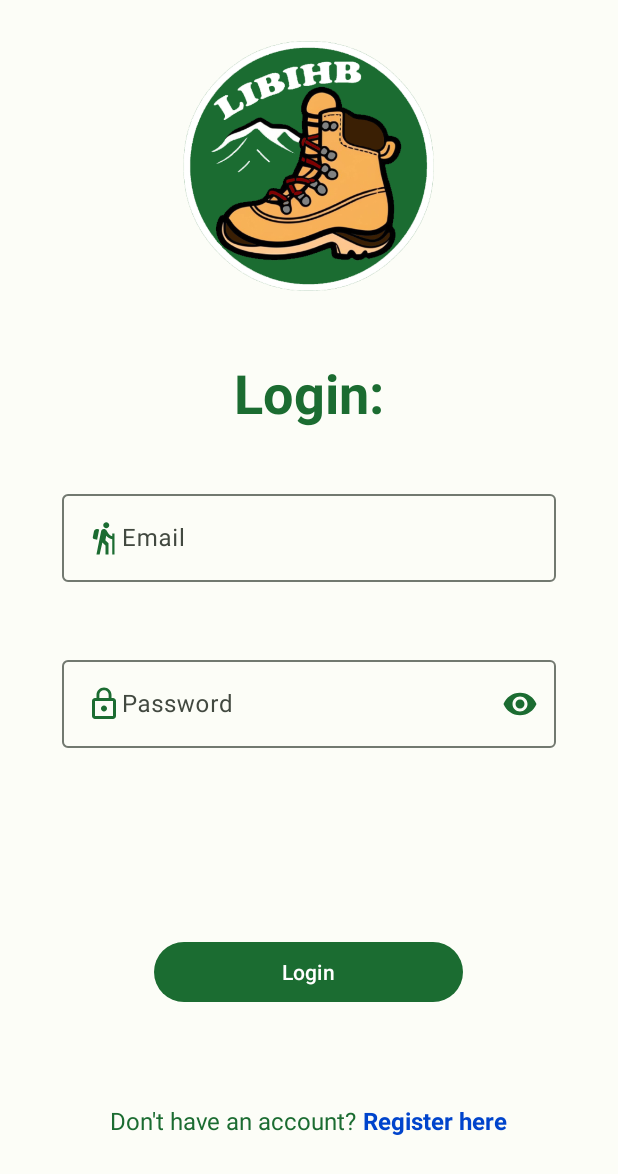
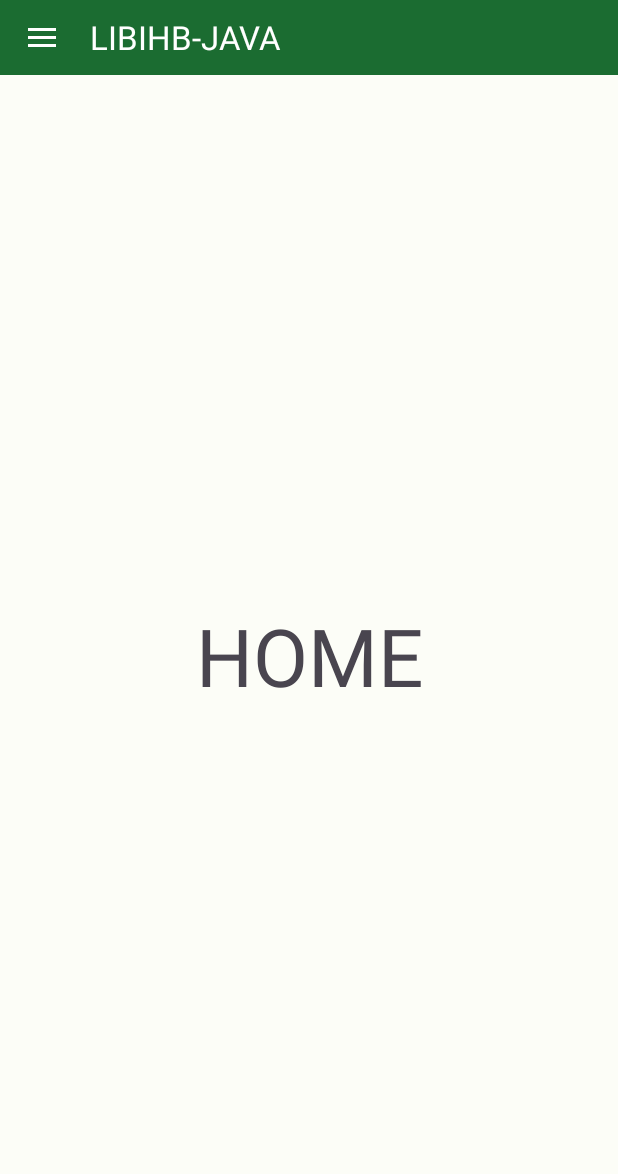
Before and after one commit to SergiuDornea/LIBIHB-JAVA-TravelMemoriesApp, an Android app: the screen it shows after launch (MainActivity), on a phone screen of 412 x 824 dp. Shown: the top 1174 px of the screen. Run offline under Robolectric (Android 15) with nearby library versions, the phone set to English and light mode, and no system bars; our stand-ins replace navigation-ui.

Commit message:
nav_drawer working

```diff
--- a/app/src/main/java/com/sergiu/libihb_java/presentation/activity/MainActivity.java
+++ b/app/src/main/java/com/sergiu/libihb_java/presentation/activity/MainActivity.java
@@ -1,17 +1,77 @@
 package com.sergiu.libihb_java.presentation.activity;
 
 import android.os.Bundle;
+import android.view.MenuItem;
 
+import androidx.annotation.NonNull;
+import androidx.appcompat.app.ActionBarDrawerToggle;
 import androidx.appcompat.app.AppCompatActivity;
+import androidx.core.view.GravityCompat;
+import androidx.drawerlayout.widget.DrawerLayout;
+import androidx.navigation.NavController;
+import androidx.navigation.fragment.NavHostFragment;
+import androidx.navigation.ui.NavigationUI;
 
+import com.google.android.material.navigation.NavigationView;
 import com.sergiu.libihb_java.R;
+import com.sergiu.libihb_java.databinding.ActivityMainBinding;
 
 
-public class MainActivity extends AppCompatActivity {
+public class MainActivity extends AppCompatActivity implements NavigationView.OnNavigationItemSelectedListener {
+    private ActivityMainBinding binding;
+    private DrawerLayout drawerLayout;
+    private NavController navController;
 
     @Override
     protected void onCreate(Bundle savedInstanceState) {
         super.onCreate(savedInstanceState);
-        setContentView(R.layout.activity_main);
+        binding = ActivityMainBinding.inflate(getLayoutInflater());
+        setContentView(binding.getRoot());
+
+        initUI();
+
+        setupNavigation();
+    }
+
+    private void initUI() {
+        drawerLayout = binding.fragmentContainerViewMain;
+        setSupportActionBar(binding.toolbar);
+    }
+
+    private void setupNavigation() {
+        NavHostFragment navHostFragment = (NavHostFragment) getSupportFragmentManager().findFragmentById(R.id.nav_host_fragment);
+        assert navHostFragment != null;
+        navController = navHostFragment.getNavController();
+
+        NavigationView navigationView = binding.navView;
+        ActionBarDrawerToggle actionBarDrawerToggle = new ActionBarDrawerToggle(this, drawerLayout, binding.toolbar, R.string.nav_open, R.string.nav_close);
+        drawerLayout.addDrawerListener(actionBarDrawerToggle);
+        actionBarDrawerToggle.syncState();
+
+        NavigationUI.setupWithNavController(navigationView, navController);
+        navigationView.setNavigationItemSelectedListener(this);
+    }
+
+    @Override
+    public boolean onNavigationItemSelected(@NonNull MenuItem item) {
+         int id = item.getItemId();
+         if (id == R.id.mainFragment) {
+            navController.navigate(R.id.mainFragment);
+             drawerLayout.closeDrawer(GravityCompat.START);
+         }
+        if (id == R.id.shareFragment) {
+            navController.navigate(R.id.shareFragment);
+            drawerLayout.closeDrawer(GravityCompat.START);
+        }
+        return false;
+    }
+
+    @Override
+    public void onBackPressed() {
+        if (drawerLayout.isDrawerOpen(GravityCompat.START)) {
+            drawerLayout.closeDrawer(GravityCompat.START);
+        } else {
+            super.onBackPressed();
+        }
     }
 }
--- a/app/src/main/res/layout/activity_main.xml
+++ b/app/src/main/res/layout/activity_main.xml
@@ -1,15 +1,45 @@
 <?xml version="1.0" encoding="utf-8"?>
-<FrameLayout xmlns:android="http://schemas.android.com/apk/res/android"
+<androidx.drawerlayout.widget.DrawerLayout xmlns:android="http://schemas.android.com/apk/res/android"
     xmlns:app="http://schemas.android.com/apk/res-auto"
+    xmlns:tools="http://schemas.android.com/tools"
     android:id="@+id/fragment_container_view_main"
     android:layout_width="match_parent"
     android:layout_height="match_parent">
 
-    <androidx.fragment.app.FragmentContainerView
-        android:id="@+id/nav_host_fragment"
-        android:name="androidx.navigation.fragment.NavHostFragment"
+    <androidx.constraintlayout.widget.ConstraintLayout
         android:layout_width="match_parent"
+        android:layout_height="match_parent">
+
+        <androidx.appcompat.widget.Toolbar
+            android:id="@+id/toolbar"
+            android:layout_width="match_parent"
+            android:layout_height="50dp"
+            android:background="@color/md_theme_light_primary"
+            android:theme="@style/ThemeOverlay.AppCompat.Dark.ActionBar"
+            app:layout_constraintStart_toStartOf="parent"
+            app:layout_constraintTop_toTopOf="parent"
+            app:popupTheme="@style/ThemeOverlay.AppCompat.Light" />
+
+        <androidx.fragment.app.FragmentContainerView
+            android:id="@+id/nav_host_fragment"
+            android:name="androidx.navigation.fragment.NavHostFragment"
+            android:layout_width="match_parent"
+            android:layout_height="0dp"
+            app:defaultNavHost="true"
+            app:layout_constraintBottom_toBottomOf="parent"
+            app:layout_constraintTop_toBottomOf="@id/toolbar"
+            app:layout_constraintVertical_bias="0.0"
+            app:navGraph="@navigation/nav"
+            tools:layout_editor_absoluteX="0dp" />
+
+    </androidx.constraintlayout.widget.ConstraintLayout>
+
+    <com.google.android.material.navigation.NavigationView
+        android:id="@+id/nav_view"
+        android:layout_width="wrap_content"
         android:layout_height="match_parent"
-        app:navGraph="@navigation/nav" />
+        android:layout_gravity="start"
+        app:headerLayout="@layout/nav_header"
+        app:menu="@menu/nav_drawer" />
 
-</FrameLayout>
+</androidx.drawerlayout.widget.DrawerLayout>
--- a/app/src/main/res/layout/fragment_home.xml
+++ b/app/src/main/res/layout/fragment_home.xml
@@ -1,14 +1,19 @@
 <?xml version="1.0" encoding="utf-8"?>
-<FrameLayout xmlns:android="http://schemas.android.com/apk/res/android"
+<androidx.constraintlayout.widget.ConstraintLayout xmlns:android="http://schemas.android.com/apk/res/android"
+    xmlns:app="http://schemas.android.com/apk/res-auto"
     xmlns:tools="http://schemas.android.com/tools"
     android:layout_width="match_parent"
     android:layout_height="match_parent"
     tools:context=".presentation.fragment.home.HomeFragment">
 
-    <!-- TODO: Update blank fragment layout -->
     <TextView
-        android:layout_width="match_parent"
-        android:layout_height="match_parent"
-        android:text="HOME" />
+        android:layout_width="wrap_content"
+        android:layout_height="wrap_content"
+        android:text="HOME"
+        android:textSize="53dp"
+        app:layout_constraintBottom_toBottomOf="parent"
+        app:layout_constraintEnd_toEndOf="parent"
+        app:layout_constraintStart_toStartOf="parent"
+        app:layout_constraintTop_toTopOf="parent" />
 
-</FrameLayout>
+</androidx.constraintlayout.widget.ConstraintLayout>
--- a/app/src/main/res/navigation/nav.xml
+++ b/app/src/main/res/navigation/nav.xml
@@ -3,7 +3,7 @@
     xmlns:app="http://schemas.android.com/apk/res-auto"
     xmlns:tools="http://schemas.android.com/tools"
     android:id="@+id/nav"
-    app:startDestination="@id/splashScreen">
+    app:startDestination="@id/mainFragment">
 
     <fragment
         android:id="@+id/splashScreen"
@@ -18,7 +18,23 @@
         android:id="@+id/mainFragment"
         android:name="com.sergiu.libihb_java.presentation.fragment.home.HomeFragment"
         android:label="fragment_main"
-        tools:layout="@layout/fragment_home" />
+        tools:layout="@layout/fragment_home" >
+        <action
+            android:id="@+id/action_mainFragment_to_aboutFragment"
+            app:destination="@id/aboutFragment" />
+        <action
+            android:id="@+id/action_mainFragment_to_contactFragment"
+            app:destination="@id/contactFragment" />
+        <action
+            android:id="@+id/action_mainFragment_to_settingsFragment"
+            app:destination="@id/settingsFragment" />
+        <action
+            android:id="@+id/action_mainFragment_to_shareFragment"
+            app:destination="@id/shareFragment" />
+        <action
+            android:id="@+id/action_mainFragment_to_logOutFragment"
+            app:destination="@id/logOutFragment" />
+    </fragment>
     <fragment
         android:id="@+id/logInFragment"
         android:name="com.sergiu.libihb_java.presentation.fragment.log_in.LogInFragment"
--- a/app/src/main/res/values/strings.xml
+++ b/app/src/main/res/values/strings.xml
@@ -1,6 +1,5 @@
 <resources>
     <string name="app_name">LIBIHB-JAVA</string>
-    <!-- TODO: Remove or change this placeholder text -->
     <string name="hello_blank_fragment">Hello blank fragment</string>
     <string name="life_is_better_in_hiking_boots_logo">Life is better in hiking boots logo</string>
     <string name="life_is_better_in_hiking_boots">LIFE IS BETTER IN HIKING BOOTS</string>
@@ -23,4 +22,6 @@
     <string name="log_out">Log out</string>
     <string name="settings">Settings</string>
     <string name="share">Share</string>
+    <string name="nav_open">Open</string>
+    <string name="nav_close">Close</string>
 </resources>
```
Also changed, not shown: app/src/main/res/layout/nav_header.xml (added, +22 -0 lines).
